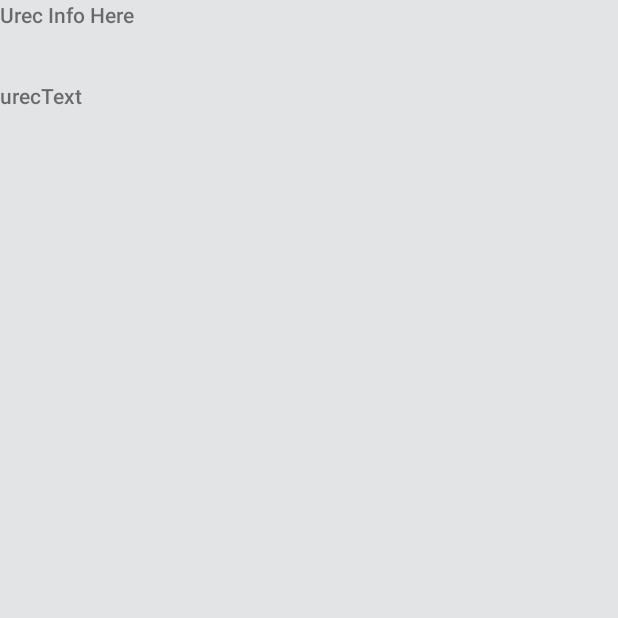
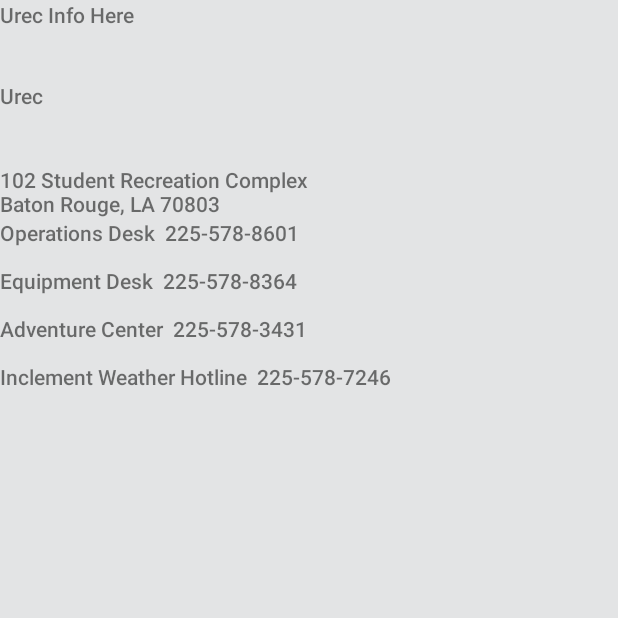
Before and after one commit to claireew02/UrecApp, an Android app: the Urec screen opened directly, with no data from a screen before it, on a phone screen of 412 x 824 dp, the top half of it. Before the commit the part shown is almost empty. Run offline under Robolectric (Android 15) with nearby library versions, the phone set to English and light mode, and no system bars.

Commit message:
Got the basic UREC info page working

```diff
--- a/app/src/main/java/com/example/urecmapapp/Urec.java
+++ b/app/src/main/java/com/example/urecmapapp/Urec.java
@@ -3,12 +3,15 @@ package com.example.urecmapapp;
 import androidx.appcompat.app.AppCompatActivity;
 
 import android.os.Bundle;
+import android.widget.TextView;
 
 public class Urec extends AppCompatActivity{
 
+
     private UrecInfo mUrecInfo;
-    String userName;
-    //TextView tvUserName = (TextView(().findViewById(R.id.urecText);
+    String name;
+    String address;
+    String phoneNumbers;
 
 
     @Override
@@ -16,8 +19,22 @@ public class Urec extends AppCompatActivity{
         getIntent();
         super.onCreate(savedInstanceState);
         setContentView(R.layout.urec);
-        mUrecInfo = UrecInfo.get();
-        //userName = mUrecInfo.getClass().getName();
+        mUrecInfo = UrecInfo.getInstance();
+
+        name = mUrecInfo.getName();
+        TextView tvUrecText = (TextView) findViewById(R.id.name);
+        tvUrecText.setText(name);
+
+        address = mUrecInfo.getAddress();
+        TextView tvUrecAddress = (TextView) findViewById(R.id.address);
+        tvUrecAddress.setText(address);
+
+        phoneNumbers = mUrecInfo.getPhoneNumbers();
+        TextView tvPhoneNumbers = (TextView) findViewById(R.id.phoneNumbers);
+        tvPhoneNumbers.setText(phoneNumbers);
+
+
+
 
 
 
--- a/app/src/main/java/com/example/urecmapapp/UrecInfo.java
+++ b/app/src/main/java/com/example/urecmapapp/UrecInfo.java
@@ -3,21 +3,37 @@ package com.example.urecmapapp;
 public class UrecInfo {
 
     private static String name;
+    private static String address;
+    private static String phoneNumbers;
+
+    private static final UrecInfo INSTANCE = new UrecInfo();
 
     private UrecInfo() {
-        name = "Joe";
+        this.name = "Urec";
+        this.address = "102 Student Recreation Complex\n" +
+                "Baton Rouge, LA 70803";
+        this.phoneNumbers = "Operations Desk  225-578-8601\n" +
+                "\n" +
+                "Equipment Desk  225-578-8364\n" +
+                "\n" +
+                "Adventure Center  225-578-3431\n" +
+                "\n" +
+                "Inclement Weather Hotline  225-578-7246";
     }
 
-    private static UrecInfo mUrecInfo;
-
-    public static UrecInfo get() {
-        if (mUrecInfo == null) {
-            mUrecInfo = new UrecInfo();
-        }
-        return mUrecInfo;
+    public static UrecInfo getInstance() {
+        return INSTANCE;
     }
 
     public static String getName() {
-            return name;
+        return name;
+    }
+
+    public static String getAddress() {
+        return address;
+    }
+
+    public static String getPhoneNumbers() {
+        return phoneNumbers;
+    }
 }
-}
--- a/app/src/main/res/layout/urec.xml
+++ b/app/src/main/res/layout/urec.xml
@@ -15,9 +15,21 @@
         android:text="Urec Info Here" />
 
     <TextView
-        android:id="@+id/urecText"
+        android:id="@+id/name"
         android:layout_width="match_parent"
         android:layout_height="56dp"
         android:text="urecText" />
 
+    <TextView
+        android:id="@+id/address"
+        android:layout_width="match_parent"
+        android:layout_height="wrap_content"
+        android:text="address" />
+
+    <TextView
+        android:id="@+id/phoneNumbers"
+        android:layout_width="match_parent"
+        android:layout_height="wrap_content"
+        android:text="phone numbers" />
+
 </LinearLayout>
```
